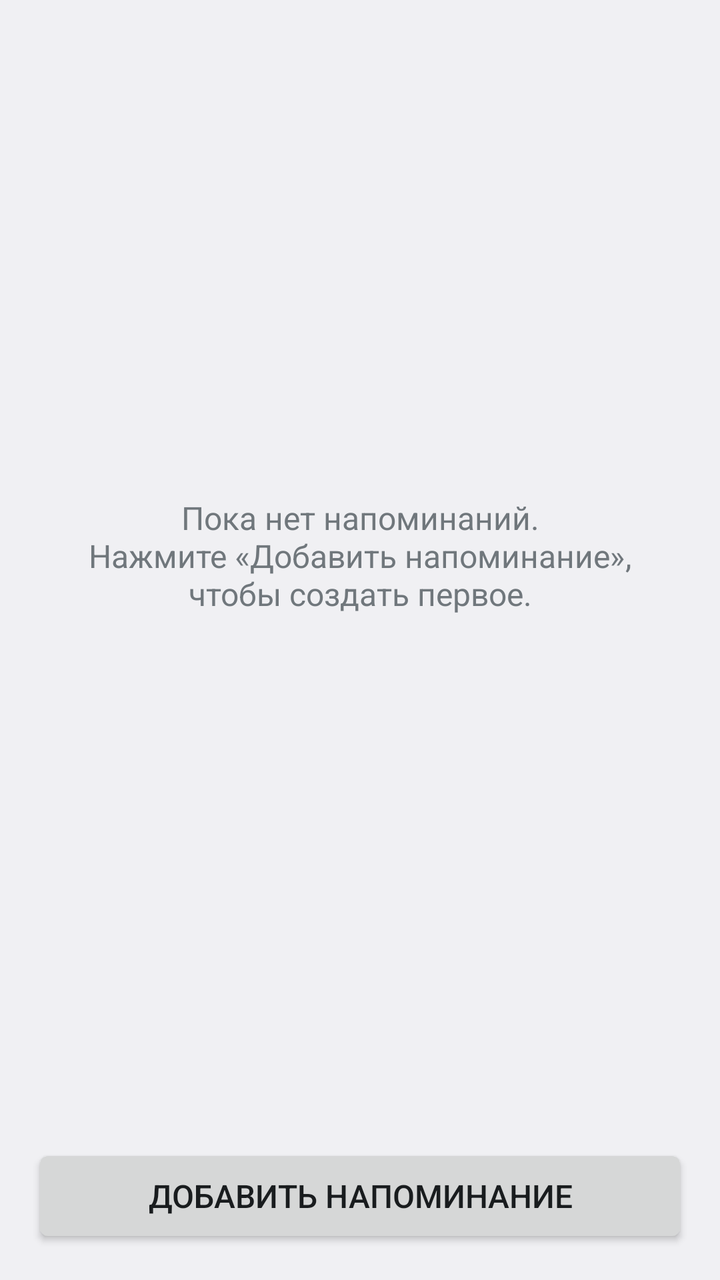
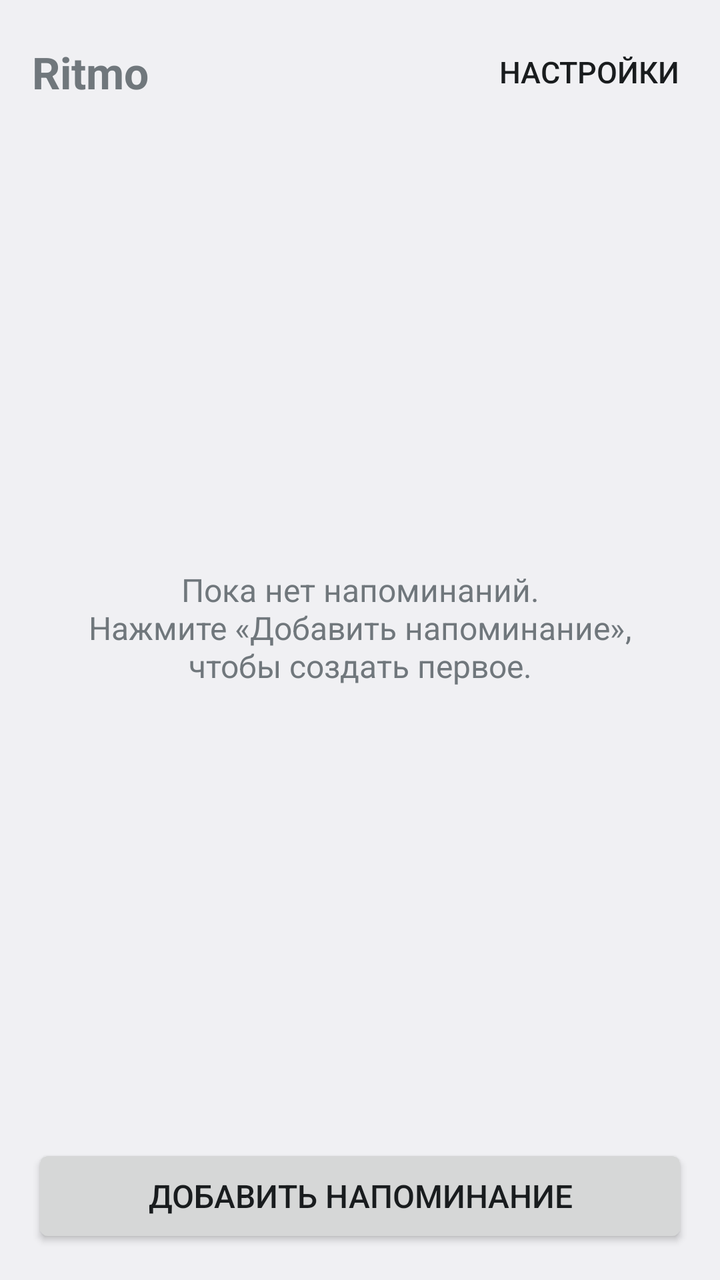

Before-and-after screenshots of an Android layout around one commit, followed by the original layout XML and the change that was made.
<!-- AndroidManifest.xml: application theme Theme.Ritmo -->
<!-- res/layout/activity_main.xml -->
<?xml version="1.0" encoding="utf-8"?>
<LinearLayout xmlns:android="http://schemas.android.com/apk/res/android"
    android:layout_width="match_parent"
    android:layout_height="match_parent"
    android:orientation="vertical">

    <FrameLayout
        android:layout_width="match_parent"
        android:layout_height="0dp"
        android:layout_weight="1">

        <ListView
            android:id="@+id/reminder_list"
            android:layout_width="match_parent"
            android:layout_height="match_parent"
            android:divider="?android:attr/listDivider"
            android:dividerHeight="1dp"
            android:paddingTop="8dp"
            android:paddingBottom="8dp" />

        <TextView
            android:id="@+id/empty_view"
            android:layout_width="match_parent"
            android:layout_height="match_parent"
            android:gravity="center"
            android:padding="32dp"
            android:text="@string/empty_list"
            android:textSize="16sp" />
    </FrameLayout>

    <Button
        android:id="@+id/add_button"
        android:layout_width="match_parent"
        android:layout_height="wrap_content"
        android:layout_margin="16dp"
        android:minHeight="52dp"
        android:text="@string/add_reminder"
        android:textSize="16sp" />

</LinearLayout>
<!-- resources referenced by this layout -->
<resources>
  <string name="add_reminder">Добавить напоминание</string>
  <string name="empty_list">Пока нет напоминаний.\nНажмите «Добавить напоминание», чтобы создать первое.</string>
  <style name="Theme.Ritmo" parent="@android:style/Theme.DeviceDefault">
          <item name="android:windowBackground">?android:attr/colorBackground</item>
      </style>
</resources>

<!-- the commit's change to res/layout/activity_main.xml (unified diff, before → after) -->
@@ -1,8 +1,37 @@
 <?xml version="1.0" encoding="utf-8"?>
 <LinearLayout xmlns:android="http://schemas.android.com/apk/res/android"
+    android:id="@+id/root"
     android:layout_width="match_parent"
     android:layout_height="match_parent"
     android:orientation="vertical">
+
+    <LinearLayout
+        android:layout_width="match_parent"
+        android:layout_height="wrap_content"
+        android:gravity="center_vertical"
+        android:orientation="horizontal"
+        android:paddingStart="16dp"
+        android:paddingEnd="8dp"
+        android:paddingTop="12dp"
+        android:paddingBottom="4dp">
+
+        <TextView
+            android:layout_width="0dp"
+            android:layout_height="wrap_content"
+            android:layout_weight="1"
+            android:text="@string/app_name"
+            android:textSize="22sp"
+            android:textStyle="bold" />
+
+        <Button
+            android:id="@+id/settings_button"
+            style="?android:attr/borderlessButtonStyle"
+            android:layout_width="wrap_content"
+            android:layout_height="wrap_content"
+            android:minHeight="48dp"
+            android:text="@string/settings"
+            android:textSize="15sp" />
+    </LinearLayout>
 
     <FrameLayout
         android:layout_width="match_parent"
@@ -15,8 +44,8 @@
             android:layout_height="match_parent"
             android:divider="?android:attr/listDivider"
             android:dividerHeight="1dp"
-            android:paddingTop="8dp"
-            android:paddingBottom="8dp" />
+            android:paddingTop="4dp"
+            android:paddingBottom="4dp" />
 
         <TextView
             android:id="@+id/empty_view"
@@ -32,7 +61,10 @@
         android:id="@+id/add_button"
         android:layout_width="match_parent"
         android:layout_height="wrap_content"
-        android:layout_margin="16dp"
+        android:layout_marginStart="16dp"
+        android:layout_marginEnd="16dp"
+        android:layout_marginTop="8dp"
+        android:layout_marginBottom="16dp"
         android:minHeight="52dp"
         android:text="@string/add_reminder"
         android:textSize="16sp" />
<!-- resource entries referenced after the edit -->
@@ -1,9 +1,16 @@
 <!-- resources referenced by this layout -->
 <resources>
   <string name="add_reminder">Добавить напоминание</string>
+  <string name="app_name">Ritmo</string>
   <string name="empty_list">Пока нет напоминаний.\nНажмите «Добавить напоминание», чтобы создать первое.</string>
-  <style name="Theme.Ritmo" parent="@android:style/Theme.DeviceDefault">
+  <string name="settings">Настройки</string>
+  <style name="Theme.Ritmo" parent="@android:style/Theme.DeviceDefault.Light">
+          <item name="android:windowActionBar">false</item>
+          <item name="android:windowNoTitle">true</item>
           <item name="android:windowBackground">?android:attr/colorBackground</item>
+          <item name="android:statusBarColor">?android:attr/colorBackground</item>
+          <item name="android:navigationBarColor">@android:color/black</item>
+          <item name="android:windowLightStatusBar">true</item>
       </style>
 </resources>
 
